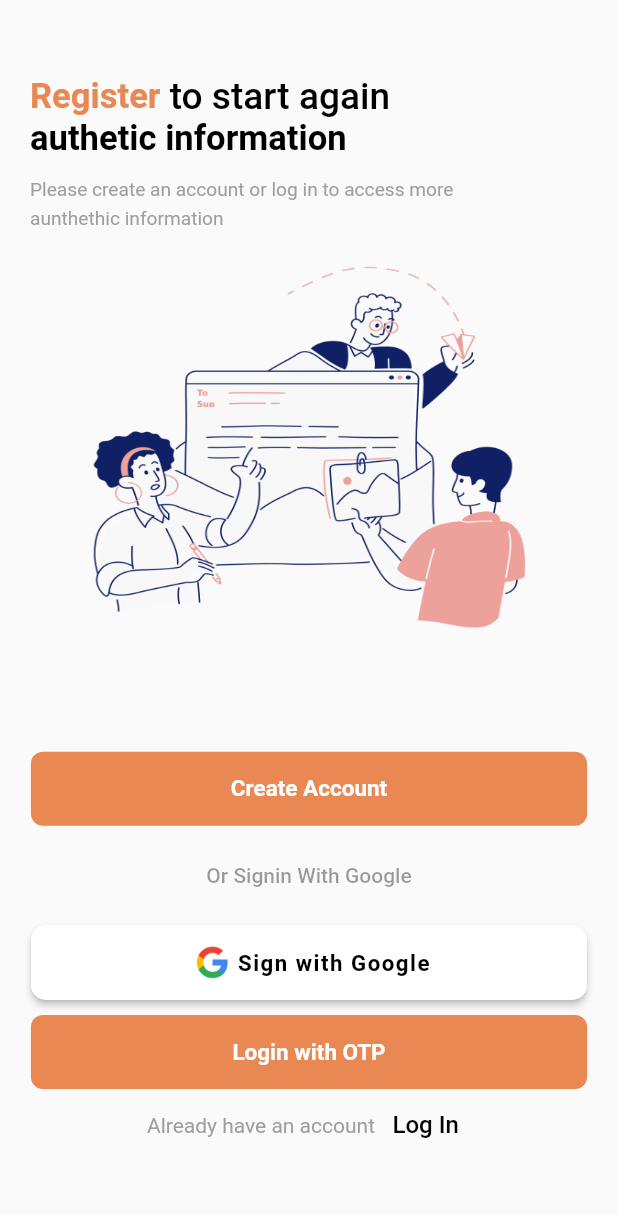
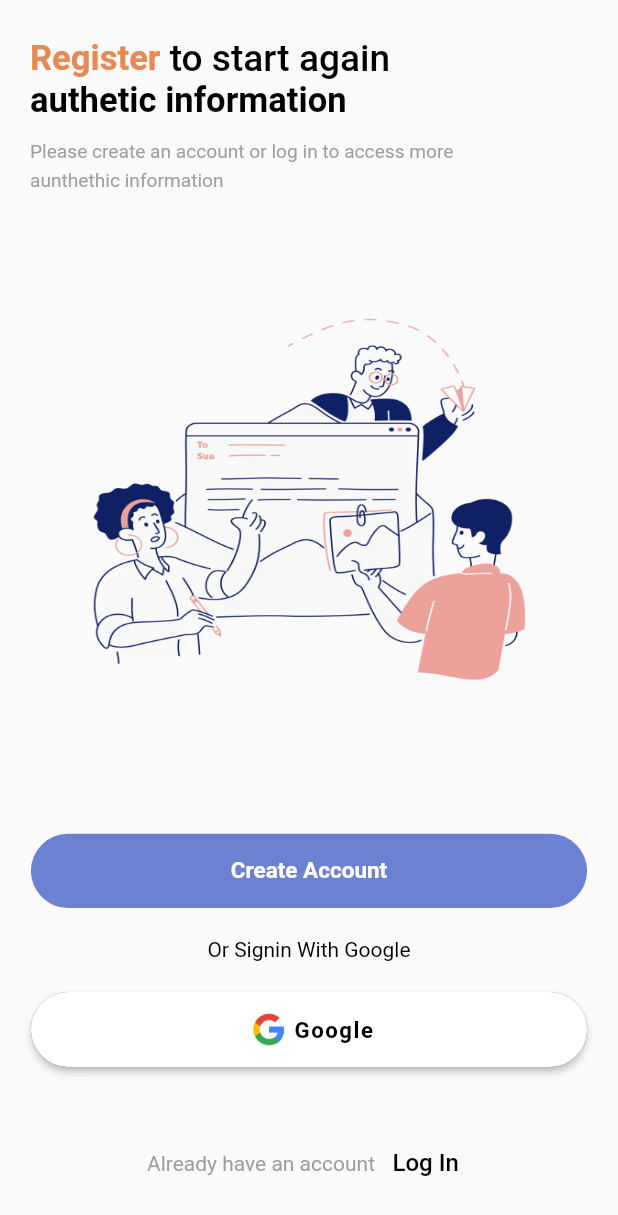
Before and after one commit to sweta-feeltech/General-Expense-App, a Flutter app: the screen it shows after launch, on a phone screen of 412 x 824 dp. Shown: the top 1215 px of the screen. Run offline on Flutter 3.47's test engine with Material 2 defaults, Android fonts, the light colour scheme and no system bars; our stand-ins replace accordion, date_time_picker, flutter_svg, google_sign_in, image_picker, persistent_bottom_nav_bar and 2 more; accounts and stored records are empty.

Commit message:
9-5-23 main screen button and UI changes

```diff
--- a/lib/pages/LoginRegistrationScreens/main_screen.dart
+++ b/lib/pages/LoginRegistrationScreens/main_screen.dart
@@ -128,7 +128,7 @@ class _MainPageScreenState extends State<MainPageScreen> {
                   ],
                 ),
               ),
-              SizedBox(height: 20,),
+              SizedBox(height: 80,),
               Container(
                 width: main_Width * 0.75,
                 height: main_Height * 0.30,
@@ -139,7 +139,7 @@ class _MainPageScreenState extends State<MainPageScreen> {
                     )
                 ),
               ),
-              SizedBox(height: 80,),
+              SizedBox(height: 100,),
               SizedBox(
                 height: main_Height * 0.060,
                 width: main_Width * 0.9,
@@ -148,12 +148,12 @@ class _MainPageScreenState extends State<MainPageScreen> {
                     padding: EdgeInsets.fromLTRB(0, 10, 0, 10),
 
                     shape: RoundedRectangleBorder(
-                        borderRadius: BorderRadius.circular(8.0)
+                        borderRadius: BorderRadius.circular(30)
                     ),
                     side: BorderSide(
                         style: BorderStyle.none
                     ),
-                    backgroundColor: primaryOrange,
+                    backgroundColor: primaryPurple,
                   ),
                   onPressed: () {
                     Navigator.of(context).pushNamedAndRemoveUntil(
@@ -171,7 +171,7 @@ class _MainPageScreenState extends State<MainPageScreen> {
                   ),
                 ),
               ),
-              SizedBox(height: 25,),
+              SizedBox(height: 20,),
 
               Row(
                 mainAxisAlignment: MainAxisAlignment.center,
@@ -179,14 +179,14 @@ class _MainPageScreenState extends State<MainPageScreen> {
                     Text("Or Signin With Google",
                       style: TextStyle(
                           fontSize: main_Height < 700 ? 12 : 14,
-                          fontWeight: FontWeight.w500,
-                          color: Color.fromARGB(100, 0, 0, 0)
+                          // fontWeight: FontWeight.w600,
+                          color: Colors.black
                       ),
                     ),
 
                    ]
               ),
-              SizedBox(height: 15,),
+              SizedBox(height: 10,),
 
               Center(
                 child:Container(
@@ -199,13 +199,14 @@ class _MainPageScreenState extends State<MainPageScreen> {
                       height: main_Height * 0.06,
                       width: main_Width * 0.75,
                       decoration: BoxDecoration(
-                        borderRadius: BorderRadius.circular(10),
+                        color: primaryPurple,
+                        borderRadius: BorderRadius.circular(30),
                       ),
                       child: ElevatedButton(
                         style: ElevatedButton.styleFrom(
 
                           shape: RoundedRectangleBorder(
-                            borderRadius: BorderRadius.circular(10),
+                            borderRadius: BorderRadius.circular(30),
                           ),
                           primary: Colors.white,
                         ),
@@ -270,7 +271,7 @@ class _MainPageScreenState extends State<MainPageScreen> {
                                 ),
 
 
-                                Text("Sign with Google",
+                                Text("Google",
                                   style: TextStyle(
                                       letterSpacing: 1,
                                       fontSize: main_Height * 0.018,
@@ -288,41 +289,42 @@ class _MainPageScreenState extends State<MainPageScreen> {
                   ),
                 ),
               ),
-              SizedBox(
-                height: main_Height * 0.060,
-                width: main_Width * 0.9,
-                child: OutlinedButton(
-                  child: Text(
-                    "Login with OTP",
-                    style: TextStyle(
-                        fontSize: main_Height < 700 ? 12 : 15,
-                        fontWeight: FontWeight.w700,
-                        color: Colors.white),
-                  ),
-
-                  style: OutlinedButton.styleFrom(
-                    padding: EdgeInsets.fromLTRB(0, 10, 0, 10),
-
-                    shape: RoundedRectangleBorder(
-                        borderRadius: BorderRadius.circular(8.0)
-                    ),
-                    side: BorderSide(
-                        style: BorderStyle.none
-                    ),
-                    backgroundColor: primaryOrange,
-                  ),
-                  onPressed: () {
-                    ////
-                    // Here, we are assigning true to IsGuest Because This Button will be pressed before login so it will be consider as a guest.
-                    ////
-                    // IsGuest = true;
-                    // // StartStepperPage = true;
-                    //
-                    // // Navigator.pushNamed(context, FundraiserStepperPage.routeName);
-                    // Navigator.of(context).pushNamed(NewFundraiserStepperPage.routeName);
-                  },
-                ),
-              ),
+              // SizedBox(
+              //   height: main_Height * 0.060,
+              //   width: main_Width * 0.9,
+              //   child: OutlinedButton(
+              //     child: Text(
+              //       "Login with OTP",
+              //       style: TextStyle(
+              //           fontSize: main_Height < 700 ? 12 : 15,
+              //           fontWeight: FontWeight.w700,
+              //           color: Colors.white),
+              //     ),
+              //
+              //     style: OutlinedButton.styleFrom(
+              //       padding: EdgeInsets.fromLTRB(0, 10, 0, 10),
+              //
+              //       shape: RoundedRectangleBorder(
+              //           borderRadius: BorderRadius.circular(30)
+              //       ),
+              //       side: BorderSide(
+              //           style: BorderStyle.none
+              //       ),
+              //       backgroundColor: primaryPurple,
+              //     ),
+              //     onPressed: () {
+              //       ////
+              //       // Here, we are assigning true to IsGuest Because This Button will be pressed before login so it will be consider as a guest.
+              //       ////
+              //       // IsGuest = true;
+              //       // // StartStepperPage = true;
+              //       //
+              //       // // Navigator.pushNamed(context, FundraiserStepperPage.routeName);
+              //       // Navigator.of(context).pushNamed(NewFundraiserStepperPage.routeName);
+              //     },
+              //   ),
+              // ),
+              SizedBox(height: 30,),
 
               Center(child:
               Container(
```
